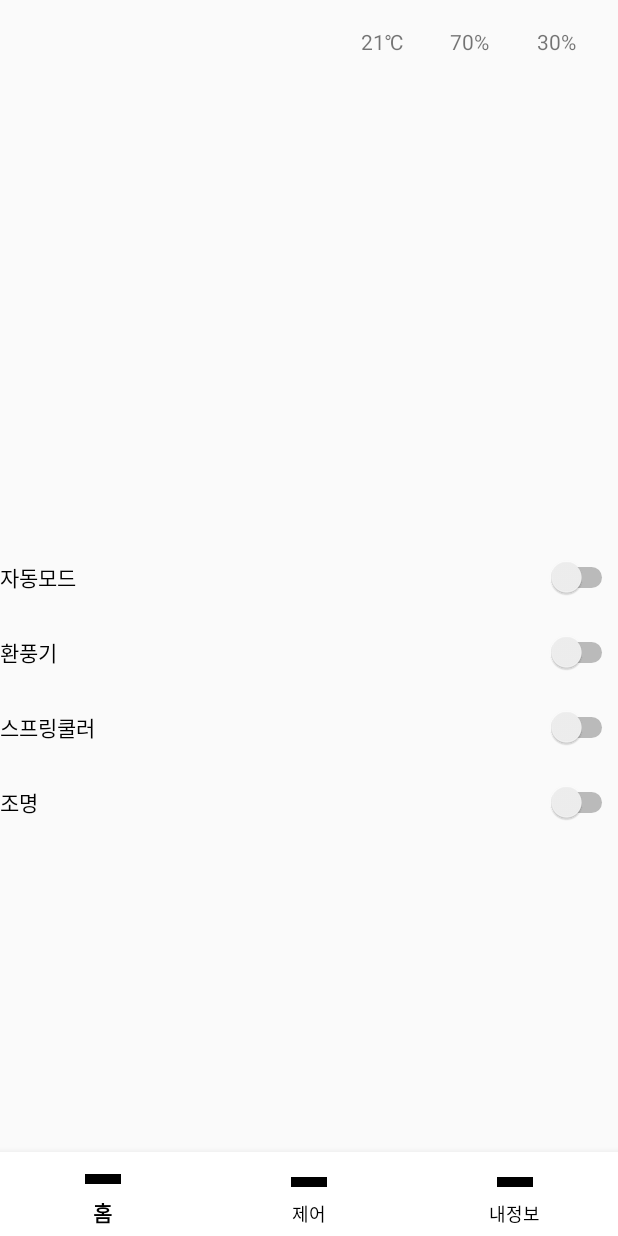
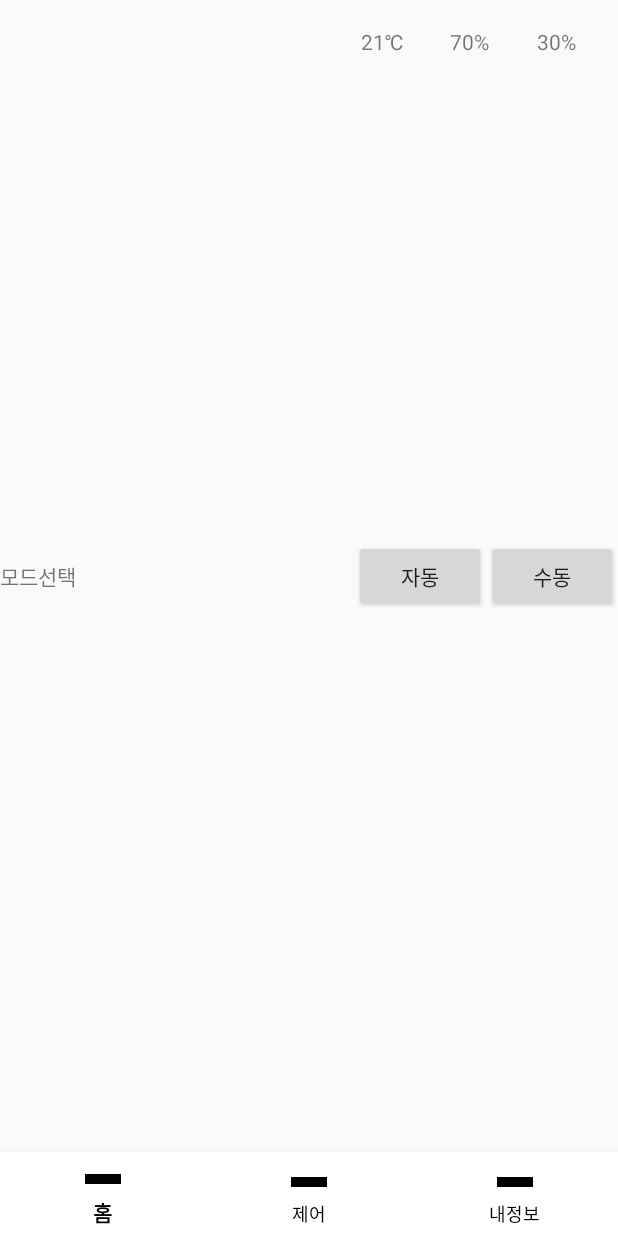
Before and after one commit to labory4302/SmartFarm, an Android app: the fragment ControlActivity placed in its activity, on a phone screen of 412 x 824 dp. Run offline under Robolectric (Android 15) with nearby library versions, the phone set to English and light mode, and no system bars.

Commit message:
0910_1031_KSH
controlActivity modified

```diff
--- a/Androiod/smartfarm_v1/app/src/main/java/com/smartfarm/www/ControlActivity.java
+++ b/Androiod/smartfarm_v1/app/src/main/java/com/smartfarm/www/ControlActivity.java
@@ -17,10 +17,9 @@ import androidx.fragment.app.Fragment;
 
 public class ControlActivity extends Fragment {
 
-    LinearLayout linearLayout;
+    LinearLayout autoLayout, manualLayout;
     EditText show_temp_change, show_humidity_change, show_soil_change;
-    Switch changeAuto;
-    Button temp_up, temp_down, humidity_up, humidity_down, soil_up, soil_down, auto_change_apply;
+    Button temp_up, temp_down, humidity_up, humidity_down, soil_up, soil_down, auto_change_apply, changeAuto, changeManual;
 
     //임시 온습도 수분 디폴트값
     int temp = 20;
@@ -33,7 +32,9 @@ public class ControlActivity extends Fragment {
         View view = inflater.inflate(R.layout.control_page,container,false);
 
         changeAuto = view.findViewById(R.id.change_auto);
-        linearLayout = view.findViewById(R.id.auto_layout);
+        changeManual = view.findViewById(R.id.change_manual);
+        autoLayout = view.findViewById(R.id.auto_layout);
+        manualLayout = view.findViewById(R.id.manual_layout);
         temp_up = view.findViewById(R.id.temp_up);
         temp_down = view.findViewById(R.id.temp_down);
         humidity_up = view.findViewById(R.id.humidity_up);
@@ -45,15 +46,20 @@ public class ControlActivity extends Fragment {
         show_humidity_change = view.findViewById(R.id.show_humidity_change);
         show_soil_change = view.findViewById(R.id.show_soil_change);
 
-        //숨긴 자동모드를 보여주는 스위치 체크리스너
-        changeAuto.setOnCheckedChangeListener(new CompoundButton.OnCheckedChangeListener() {
+        //자동 모드 버튼클릭리스너
+        changeAuto.setOnClickListener(new View.OnClickListener() {
             @Override
-            public void onCheckedChanged(CompoundButton compoundButton, boolean b) {
-                if(b){
-                    linearLayout.setVisibility(View.VISIBLE);
-                }else{
-                    linearLayout.setVisibility(View.GONE);
-                }
+            public void onClick(View view) {
+                autoLayout.setVisibility(View.VISIBLE); //자동모드 레이아웃을 보여줌
+                manualLayout.setVisibility(View.GONE); //수동모드 레이아웃을 없앰
+            }
+        });
+        //수동 모드 버튼클릭리스너
+        changeManual.setOnClickListener(new View.OnClickListener() {
+            @Override
+            public void onClick(View view) {
+                autoLayout.setVisibility(View.GONE);
+                manualLayout.setVisibility(View.VISIBLE);
             }
         });
         //온도 상승 하락 버튼 리스너
--- a/Androiod/smartfarm_v1/app/src/main/res/layout/control_page.xml
+++ b/Androiod/smartfarm_v1/app/src/main/res/layout/control_page.xml
@@ -21,11 +21,30 @@
                 android:layout_height="300dp"
                 tools:src="@tools:sample/avatars" />
 
-            <Switch
-                android:id="@+id/change_auto"
+            <LinearLayout
                 android:layout_width="match_parent"
-                android:layout_height="50dp"
-                android:text="자동모드" />
+                android:layout_height="match_parent"
+                android:orientation="horizontal">
+
+                <TextView
+                    android:id="@+id/textView8"
+                    android:layout_width="wrap_content"
+                    android:layout_height="wrap_content"
+                    android:layout_weight="1"
+                    android:text="모드선택" />
+
+                <Button
+                    android:id="@+id/change_auto"
+                    android:layout_width="wrap_content"
+                    android:layout_height="wrap_content"
+                    android:text="자동" />
+
+                <Button
+                    android:id="@+id/change_manual"
+                    android:layout_width="wrap_content"
+                    android:layout_height="wrap_content"
+                    android:text="수동" />
+            </LinearLayout>
 
             <LinearLayout
                 android:id="@+id/auto_layout"
@@ -179,23 +198,94 @@
                     android:text="Apply" />
             </LinearLayout>
 
-            <Switch
-                android:id="@+id/switch3"
+            <LinearLayout
+                android:id="@+id/manual_layout"
                 android:layout_width="match_parent"
-                android:layout_height="50dp"
-                android:text="환풍기" />
+                android:layout_height="match_parent"
+                android:orientation="vertical"
+                android:visibility="gone">
 
-            <Switch
-                android:id="@+id/switch4"
-                android:layout_width="match_parent"
-                android:layout_height="50dp"
-                android:text="스프링쿨러" />
+                <LinearLayout
+                    android:layout_width="match_parent"
+                    android:layout_height="match_parent"
+                    android:orientation="horizontal">
 
-            <Switch
-                android:id="@+id/switch5"
-                android:layout_width="match_parent"
-                android:layout_height="50dp"
-                android:text="조명" />
+                    <TextView
+                        android:id="@+id/textView2"
+                        android:layout_width="30dp"
+                        android:layout_height="wrap_content"
+                        android:layout_weight="1"
+                        android:text="스프링쿨러" />
+
+                    <Button
+                        android:id="@+id/pump_on"
+                        android:layout_width="wrap_content"
+                        android:layout_height="wrap_content"
+                        android:layout_weight="1"
+                        android:text="켜기" />
+
+                    <Button
+                        android:id="@+id/pump_off"
+                        android:layout_width="wrap_content"
+                        android:layout_height="wrap_content"
+                        android:layout_weight="1"
+                        android:text="끄기" />
+                </LinearLayout>
+
+                <LinearLayout
+                    android:layout_width="match_parent"
+                    android:layout_height="match_parent"
+                    android:orientation="horizontal">
+
+                    <TextView
+                        android:id="@+id/textView3"
+                        android:layout_width="30dp"
+                        android:layout_height="wrap_content"
+                        android:layout_weight="1"
+                        android:text="환풍기" />
+
+                    <Button
+                        android:id="@+id/fan_on"
+                        android:layout_width="wrap_content"
+                        android:layout_height="wrap_content"
+                        android:layout_weight="1"
+                        android:text="켜기" />
+
+                    <Button
+                        android:id="@+id/fan_off"
+                        android:layout_width="wrap_content"
+                        android:layout_height="wrap_content"
+                        android:layout_weight="1"
+                        android:text="끄기" />
+                </LinearLayout>
+
+                <LinearLayout
+                    android:layout_width="match_parent"
+                    android:layout_height="match_parent"
+                    android:orientation="horizontal">
+
+                    <TextView
+                        android:id="@+id/textView7"
+                        android:layout_width="30dp"
+                        android:layout_height="wrap_content"
+                        android:layout_weight="1"
+                        android:text="조명" />
+
+                    <Button
+                        android:id="@+id/LED_on"
+                        android:layout_width="wrap_content"
+                        android:layout_height="wrap_content"
+                        android:layout_weight="1"
+                        android:text="켜기" />
+
+                    <Button
+                        android:id="@+id/LED_off"
+                        android:layout_width="wrap_content"
+                        android:layout_height="wrap_content"
+                        android:layout_weight="1"
+                        android:text="끄기" />
+                </LinearLayout>
+            </LinearLayout>
 
         </LinearLayout>
     </ScrollView>
```
